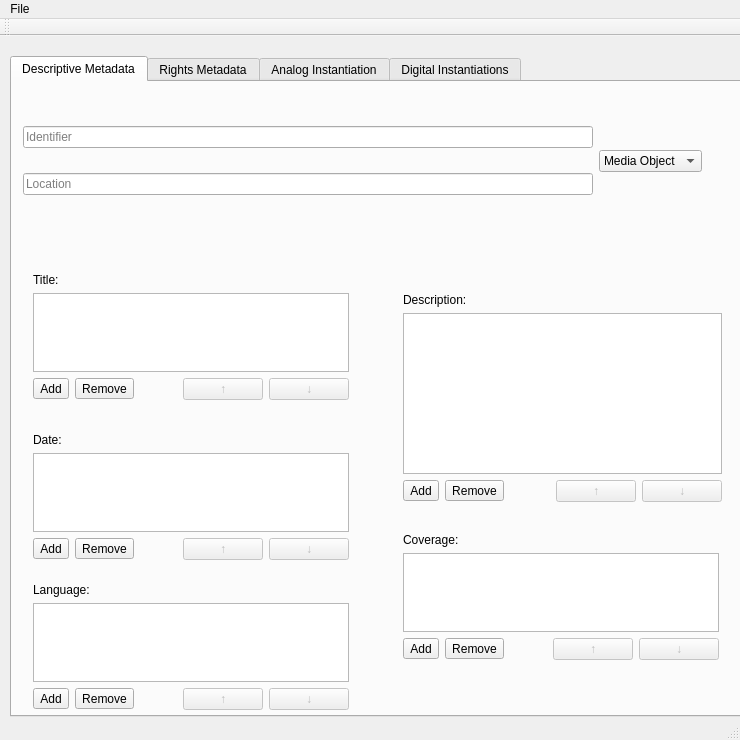
MAndrecPhD/PBCoreCreator, file mainwindow.ui: the form before one commit.
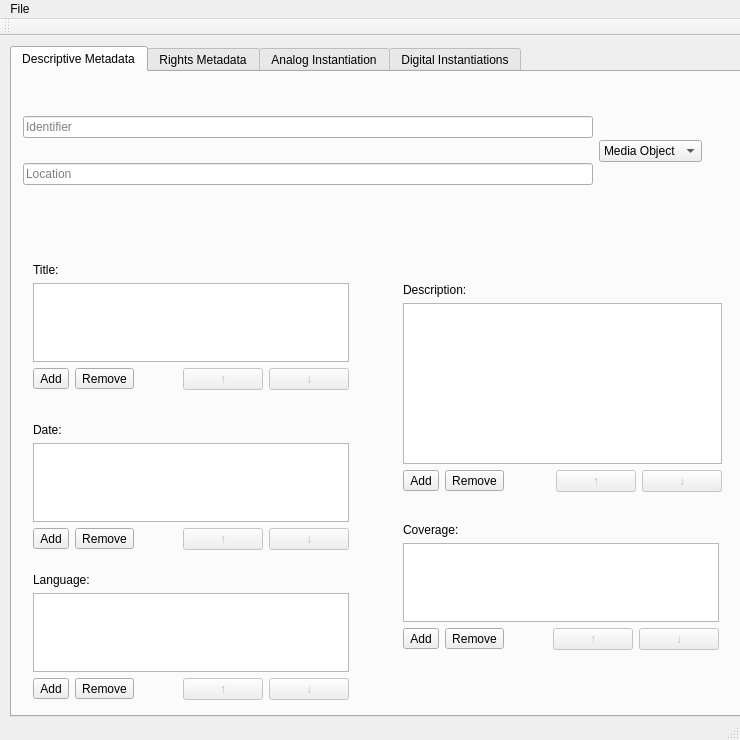
The form after the commit.

```diff
--- a/mainwindow.ui
+++ b/mainwindow.ui
@@ -18,11 +18,17 @@
     <property name="geometry">
      <rect>
       <x>10</x>
-      <y>20</y>
+      <y>10</y>
       <width>731</width>
-      <height>661</height>
+      <height>671</height>
      </rect>
     </property>
+    <property name="sizePolicy">
+     <sizepolicy hsizetype="Maximum" vsizetype="Expanding">
+      <horstretch>0</horstretch>
+      <verstretch>0</verstretch>
+     </sizepolicy>
+    </property>
     <property name="currentIndex">
      <number>0</number>
     </property>
@@ -405,6 +411,9 @@
        </rect>
       </property>
       <layout class="QHBoxLayout" name="horizontalLayout">
+       <property name="sizeConstraint">
+        <enum>QLayout::SetNoConstraint</enum>
+       </property>
        <item>
         <layout class="QVBoxLayout" name="verticalLayout_2">
          <item>
```
Left out of the diff: 10 changed lines with no effect on the pictures.
